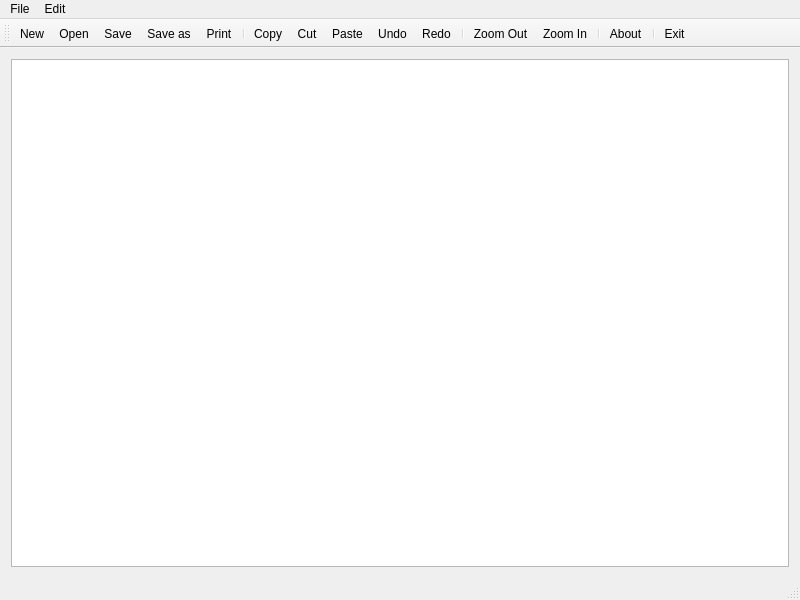
Old version of the form notepad/notepad.ui in the repository zurg3/test.
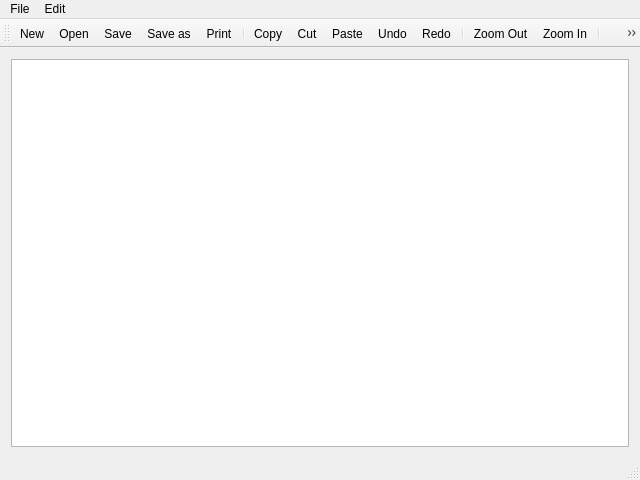
New version of the form. Icons and pictures are not drawn.

Patch:
```diff
--- a/notepad/notepad.ui
+++ b/notepad/notepad.ui
@@ -6,8 +6,8 @@
       <rect>
         <x>0</x>
         <y>0</y>
-        <width>800</width>
-        <height>600</height>
+        <width>640</width>
+        <height>480</height>
       </rect>
     </property>
     <property name="windowTitle">
@@ -25,7 +25,7 @@
         <rect>
           <x>0</x>
           <y>0</y>
-          <width>800</width>
+          <width>640</width>
           <height>25</height>
         </rect>
       </property>
```
